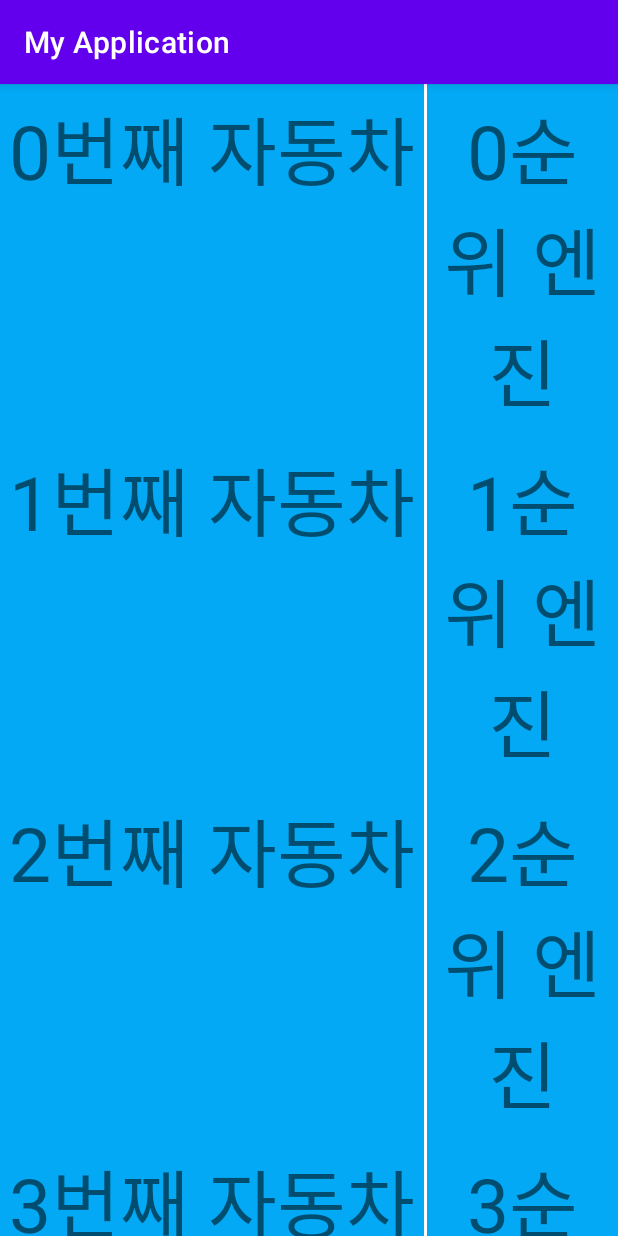
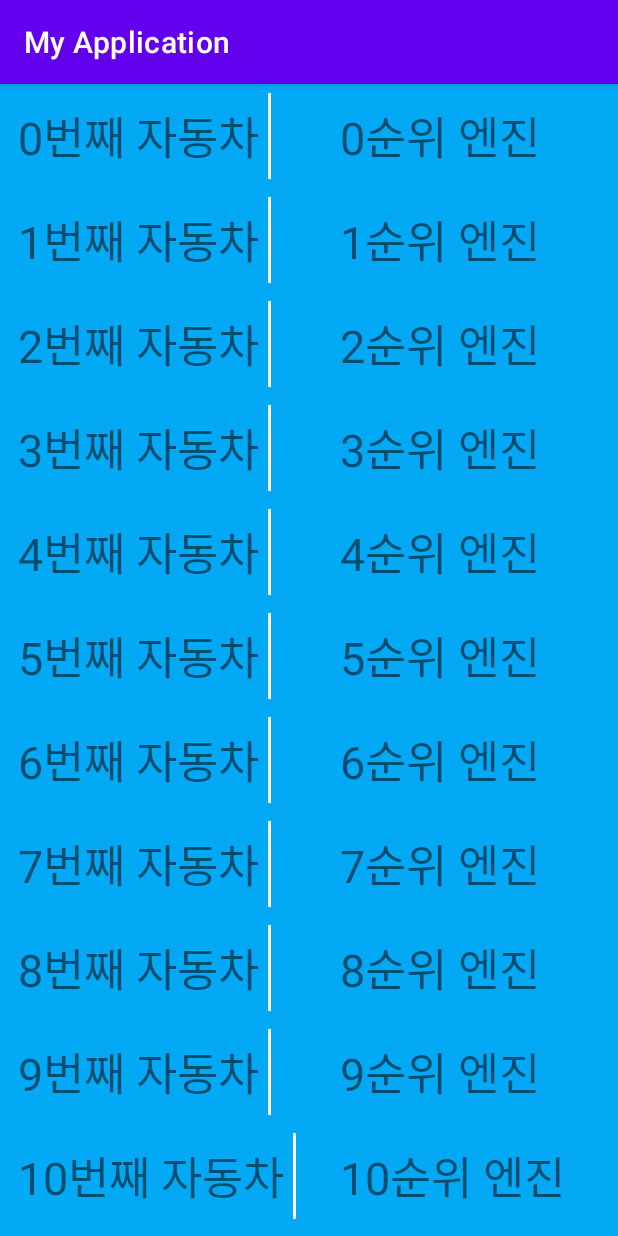
Before and after one commit to youjeonghan/Android_Study, an Android app: the screen it shows after launch (ListViewActivity before the commit, RecyclerViewActivity after it), on a phone screen of 412 x 824 dp. Run offline under Robolectric (Android 15) with nearby library versions, the light colour scheme and no system bars.

Commit message:
Recyclerview 실습 1
- adapter
- layoutManager

```diff
--- a/Android_Essential_Kotlin/app/build.gradle
+++ b/Android_Essential_Kotlin/app/build.gradle
@@ -45,8 +45,13 @@ dependencies {
     testImplementation 'junit:junit:4.+'
     androidTestImplementation 'androidx.test.ext:junit:1.1.1'
     androidTestImplementation 'androidx.test.espresso:espresso-core:3.2.0'
+
     // Glide 사용을 위한 추가
     implementation 'com.github.bumptech.glide:glide:4.11.0'
     annotationProcessor 'com.github.bumptech.glide:compiler:4.11.0'
     // ---------------------
+
+    // recyclerview
+    implementation "androidx.recyclerview:recyclerview:1.1.0"
+    // ---------------------
 }
--- a/Android_Essential_Kotlin/app/src/main/AndroidManifest.xml
+++ b/Android_Essential_Kotlin/app/src/main/AndroidManifest.xml
@@ -11,7 +11,7 @@
         android:roundIcon="@mipmap/ic_launcher_round"
         android:supportsRtl="true"
         android:theme="@style/Theme.MyApplication">
-        <activity android:name=".ListViewActivity">
+        <activity android:name=".RecyclerViewActivity">
             <intent-filter>
                 <action android:name="android.intent.action.MAIN" />
 
@@ -19,10 +19,11 @@
             </intent-filter>
 
         </activity>
-        <activity android:name=".PhoneBookDetailActivity" />
-        <activity android:name=".PhoneBookActivity">
+        <activity android:name=".ListViewActivity">
 
         </activity>
+        <activity android:name=".PhoneBookDetailActivity" />
+        <activity android:name=".PhoneBookActivity"></activity>
         <activity android:name=".AddViewActivity" />
         <activity android:name=".LibraryActivity" />
         <activity android:name=".ThreadActivity" />
--- /dev/null
+++ b/Android_Essential_Kotlin/app/src/main/java/com/example/myapplication/RecyclerViewActivity.kt
@@ -0,0 +1,60 @@
+package com.example.myapplication
+
+import androidx.appcompat.app.AppCompatActivity
+import android.os.Bundle
+import android.view.LayoutInflater
+import android.view.View
+import android.view.ViewGroup
+import android.widget.TextView
+import androidx.recyclerview.widget.LinearLayoutManager
+import androidx.recyclerview.widget.RecyclerView
+import com.example.myapplication.databinding.ActivityRecyclerViewBinding
+
+class RecyclerViewActivity : AppCompatActivity() {
+    private lateinit var binding: ActivityRecyclerViewBinding
+    override fun onCreate(savedInstanceState: Bundle?) {
+        super.onCreate(savedInstanceState)
+        binding = ActivityRecyclerViewBinding.inflate(layoutInflater)
+        setContentView(binding.root)
+
+        // 아이템 리스트 준비
+        val carList = ArrayList<CarForList>()
+        for (i in 0 until 30) {
+            carList.add(CarForList("" + i + "번째 자동차", "" + i + "순위 엔진"))
+        }
+
+        val adapter = RecyclerViewAdapter(carList, LayoutInflater.from(this@RecyclerViewActivity))
+        binding.recyclerView.adapter = adapter
+        binding.recyclerView.layoutManager = LinearLayoutManager(this@RecyclerViewActivity)
+    }
+}
+
+class RecyclerViewAdapter(
+    val itemList: ArrayList<CarForList>,
+    val inflater: LayoutInflater
+) : RecyclerView.Adapter<RecyclerViewAdapter.ViewHolder>() {
+
+    class ViewHolder(itemView: View) : RecyclerView.ViewHolder(itemView) {
+        val carName: TextView
+        val carEngine: TextView
+
+        init {
+            carName = itemView.findViewById(R.id.car_name)
+            carEngine = itemView.findViewById(R.id.car_engine)
+        }
+    }
+
+    override fun onCreateViewHolder(parent: ViewGroup, viewType: Int): ViewHolder {
+        val view = inflater.inflate(R.layout.item_view, parent, false)
+        return ViewHolder(view)
+    }
+
+    override fun onBindViewHolder(holder: ViewHolder, position: Int) {
+        holder.carName.setText(itemList.get(position).name)
+        holder.carEngine.setText(itemList.get(position).engine)
+    }
+
+    override fun getItemCount(): Int {
+        return itemList.size
+    }
+}
--- /dev/null
+++ b/Android_Essential_Kotlin/app/src/main/res/layout/activity_recycler_view.xml
@@ -0,0 +1,16 @@
+<?xml version="1.0" encoding="utf-8"?>
+<LinearLayout xmlns:android="http://schemas.android.com/apk/res/android"
+    xmlns:app="http://schemas.android.com/apk/res-auto"
+    xmlns:tools="http://schemas.android.com/tools"
+    android:layout_width="match_parent"
+    android:layout_height="match_parent"
+    android:orientation="vertical"
+    tools:context=".RecyclerViewActivity">
+
+
+    <androidx.recyclerview.widget.RecyclerView
+        android:id="@+id/recycler_view"
+        android:layout_width="match_parent"
+        android:layout_height="match_parent" />
+
+</LinearLayout>
--- a/Android_Essential_Kotlin/app/src/main/res/layout/item_view.xml
+++ b/Android_Essential_Kotlin/app/src/main/res/layout/item_view.xml
@@ -1,13 +1,14 @@
 <?xml version="1.0" encoding="utf-8"?>
 <LinearLayout xmlns:android="http://schemas.android.com/apk/res/android"
     android:layout_width="match_parent"
-    android:layout_height="match_parent"
+    android:layout_height="wrap_content"
     android:background="#03A9F4"
+    android:padding="6dp"
     android:orientation="vertical">
 
     <LinearLayout
         android:layout_width="match_parent"
-        android:layout_height="match_parent"
+        android:layout_height="wrap_content"
         android:orientation="horizontal">
 
         <TextView
@@ -16,7 +17,7 @@
             android:layout_height="wrap_content"
             android:gravity="center"
             android:padding="6dp"
-            android:textSize="50dp" />
+            android:textSize="30dp" />
 
         <TextView
             android:layout_width="2dp"
@@ -25,11 +26,11 @@
 
         <TextView
             android:id="@+id/car_engine"
-            android:layout_width="wrap_content"
+            android:layout_width="match_parent"
             android:layout_height="wrap_content"
             android:gravity="center"
             android:padding="6dp"
-            android:textSize="50dp" />
+            android:textSize="30dp" />
     </LinearLayout>
 
 
```
Also changed, not shown: 1 other file.
